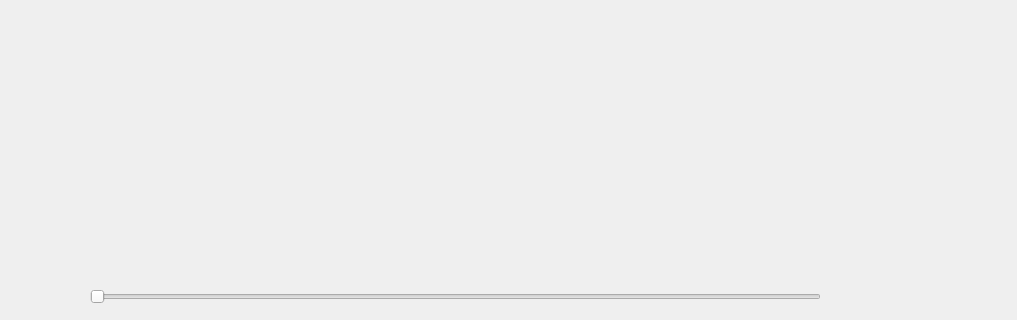
Qt form QtSmallProject/Battery/battery.ui (Cgf1020/QtExample) before a commit; both pictures show x 0 to 1017 and y 354 to 674 of the 1017 by 674 pixel window.
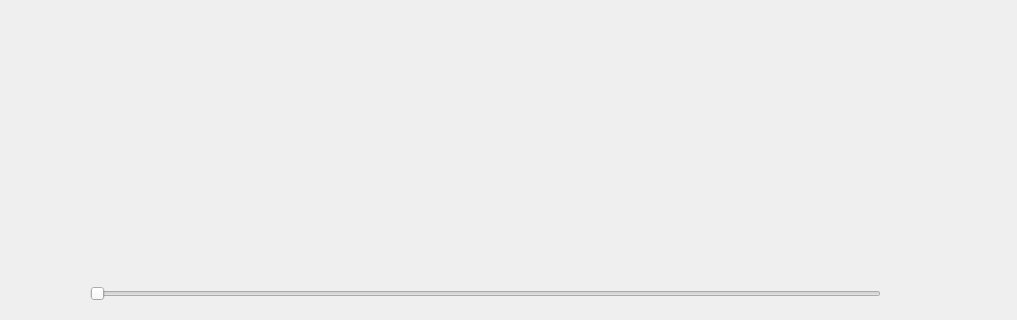
The same form after that commit.

Patch:
```diff
--- a/QtSmallProject/Battery/battery.ui
+++ b/QtSmallProject/Battery/battery.ui
@@ -17,9 +17,9 @@
    <property name="geometry">
     <rect>
      <x>90</x>
-     <y>630</y>
-     <width>731</width>
-     <height>41</height>
+     <y>640</y>
+     <width>791</width>
+     <height>16</height>
     </rect>
    </property>
    <property name="orientation">
```
